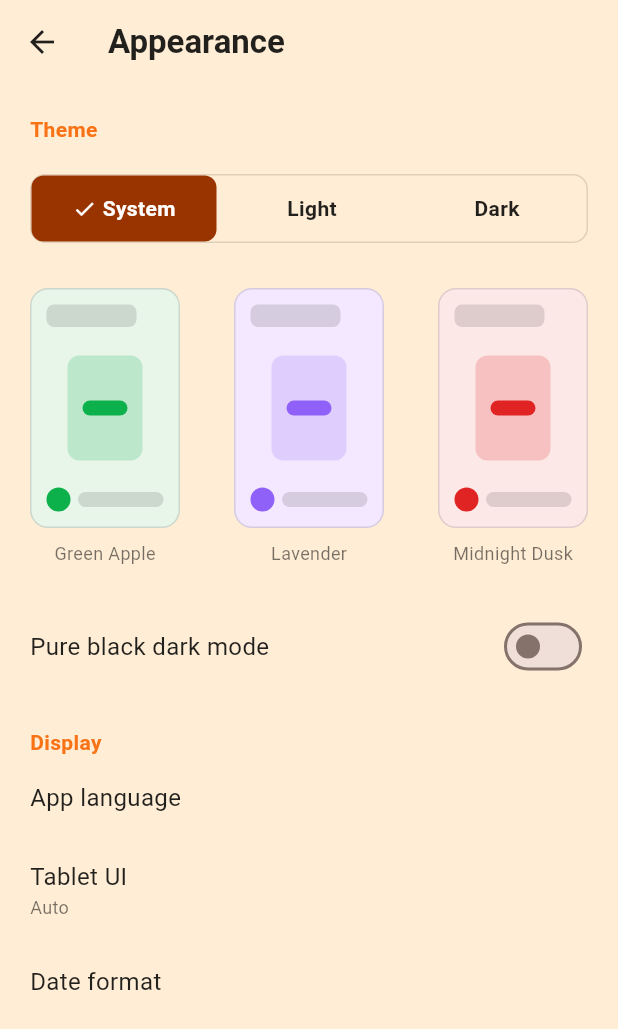
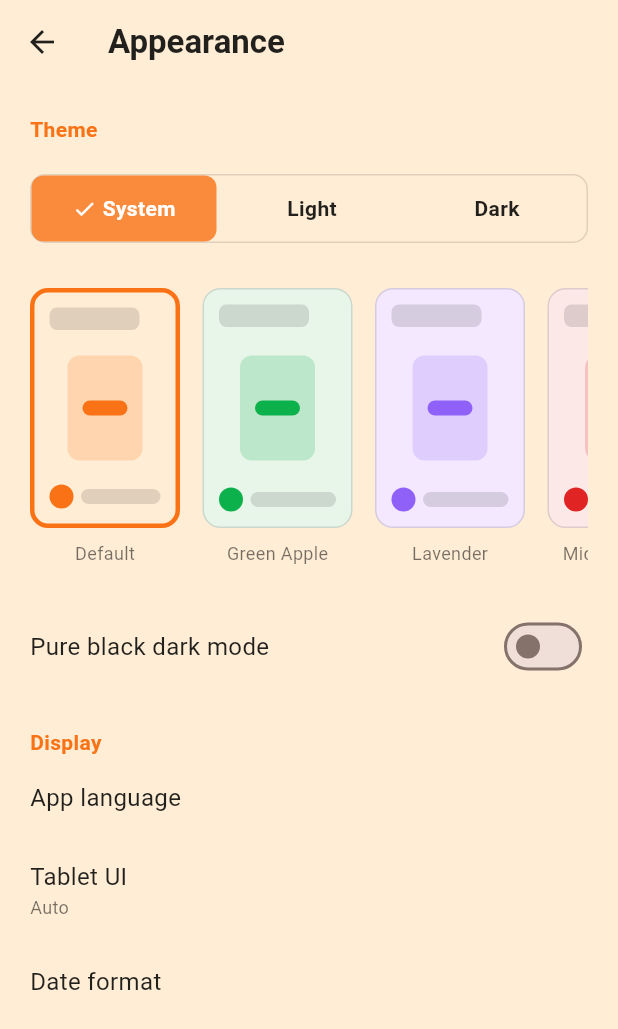
Before and after one commit to grvt8/Keihatsu, a Flutter app: the AppearancePage screen opened directly, on a phone screen of 412 x 824 dp. Shown: the top 1029 px of the screen. Run offline on Flutter 3.47's test engine with Material 3 defaults, Android fonts, the phone set to English and light mode, and no system bars; our stand-ins replace google_fonts, phosphor_flutter, shared_preferences; accounts and stored records are empty; Roboto replaces fonts that are missing (Delius).

Commit message:
chore: add global theme choices in AppearancePage

```diff
--- a/lib/screens/AppearancePage.dart
+++ b/lib/screens/AppearancePage.dart
@@ -1,5 +1,4 @@
 import 'package:flutter/material.dart';
-import 'package:phosphor_flutter/phosphor_flutter.dart';
 import 'package:provider/provider.dart';
 import '../theme_provider.dart';
 
@@ -29,9 +28,9 @@ class AppearancePage extends StatelessWidget {
         child: Column(
           crossAxisAlignment: CrossAxisAlignment.start,
           children: [
-            const Text(
+            Text(
               "Theme",
-              style: TextStyle(color: Color(0xFFF97316), fontWeight: FontWeight.bold),
+              style: TextStyle(color: themeProvider.brandColor, fontWeight: FontWeight.bold),
             ),
             const SizedBox(height: 20),
 
@@ -53,9 +52,18 @@ class AppearancePage extends StatelessWidget {
             const SizedBox(height: 30),
 
             // Theme Presets
-            Row(
-              mainAxisAlignment: MainAxisAlignment.spaceBetween,
+            SingleChildScrollView(
+              scrollDirection: Axis.horizontal,
+              child: Row(
                 children: [
+                  _buildThemePreset(
+                    context,
+                    "Default",
+                    const Color(0xFFF97316),
+                    const Color(0xFFFFEDD5),
+                    themeProvider.brandColor == const Color(0xFFF97316)
+                  ),
+                  const SizedBox(width: 15),
                   _buildThemePreset(
                     context,
                     "Green Apple",
@@ -63,6 +71,7 @@ class AppearancePage extends StatelessWidget {
                     const Color(0xFFE8F5E9),
                     themeProvider.brandColor == const Color(0xFF0DB14C)
                   ),
+                  const SizedBox(width: 15),
                   _buildThemePreset(
                     context,
                     "Lavender",
@@ -70,6 +79,7 @@ class AppearancePage extends StatelessWidget {
                     const Color(0xFFF3E8FF),
                     themeProvider.brandColor == const Color(0xFF9061F9)
                   ),
+                  const SizedBox(width: 15),
                   _buildThemePreset(
                     context,
                     "Midnight Dusk",
@@ -78,6 +88,7 @@ class AppearancePage extends StatelessWidget {
                     themeProvider.brandColor == const Color(0xFFE02424)
                   ),
                 ],
+              ),
             ),
 
             const SizedBox(height: 30),
@@ -99,9 +110,9 @@ class AppearancePage extends StatelessWidget {
             ),
 
             const SizedBox(height: 30),
-            const Text(
+            Text(
               "Display",
-              style: TextStyle(color: Color(0xFFF97316), fontWeight: FontWeight.bold),
+              style: TextStyle(color: themeProvider.brandColor, fontWeight: FontWeight.bold),
             ),
             _buildDisplayOption("App language"),
             _buildDisplayOption("Tablet UI", subtitle: "Auto"),
@@ -120,7 +131,7 @@ class AppearancePage extends StatelessWidget {
         child: Container(
           padding: const EdgeInsets.symmetric(vertical: 12),
           decoration: BoxDecoration(
-            color: isActive ? const Color(0xFF993300) : Colors.transparent,
+            color: isActive ? themeProvider.brandColor.withOpacity(0.8) : Colors.transparent,
             borderRadius: BorderRadius.circular(8),
           ),
           child: Row(
--- a/pubspec.yaml
+++ b/pubspec.yaml
@@ -37,6 +37,7 @@ dependencies:
   google_fonts: ^6.3.2
   shared_preferences: ^2.5.3
   phosphor_flutter: ^2.1.0
+  provider: ^6.1.5+1
 
 dev_dependencies:
   flutter_test:
```
Also changed, not shown: lib/main.dart (+28 -5 lines), lib/screens/HistoryScreen.dart (+7 -2 lines), lib/screens/LibraryScreen.dart (+6 -2 lines), lib/screens/MangaDetailsScreen.dart (+10 -8 lines), lib/screens/ProfileScreen.dart (+28 -22 lines), pubspec.lock. Lines whose indentation alone changed are shown as unchanged.
